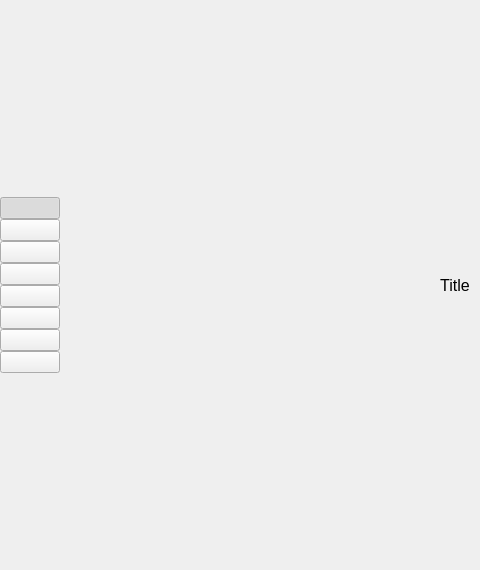
Qt form stacer/app.ui (oguzhaninan/Stacer) before a commit; both pictures show x 0 to 480 and y 0 to 570 of the 850 by 570 pixel window.
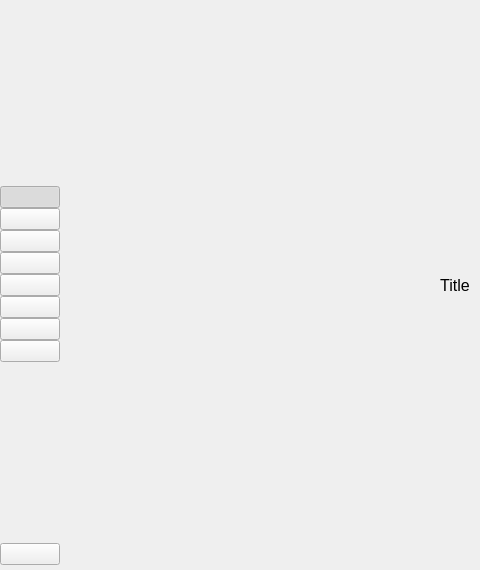
The same form after that commit. Icons and pictures are not drawn.

Commit message: added feedback dialog

```diff
--- a/stacer/app.ui
+++ b/stacer/app.ui
@@ -68,13 +68,13 @@
         <number>0</number>
        </property>
        <property name="topMargin">
-        <number>0</number>
+        <number>5</number>
        </property>
        <property name="rightMargin">
         <number>0</number>
        </property>
        <property name="bottomMargin">
-        <number>0</number>
+        <number>5</number>
        </property>
        <item>
         <spacer name="verticalSpacer_2">
@@ -263,6 +263,22 @@
          </property>
         </spacer>
        </item>
+       <item>
+        <widget class="QPushButton" name="feedbackBtn">
+         <property name="cursor">
+          <cursorShape>PointingHandCursor</cursorShape>
+         </property>
+         <property name="focusPolicy">
+          <enum>Qt::NoFocus</enum>
+         </property>
+         <property name="text">
+          <string/>
+         </property>
+         <property name="checkable">
+          <bool>false</bool>
+         </property>
+        </widget>
+       </item>
       </layout>
       <zorder>dashBtn</zorder>
       <zorder>servicesBtn</zorder>
```
Left out of the diff: 28 changed lines with no effect on the pictures. The commit also changes 11 other files.
